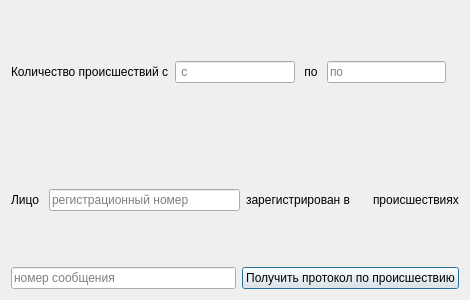
First picture: the form in Data_management/2/advanced.ui, repository lDeathlWhisperl/LETI, before the edit.
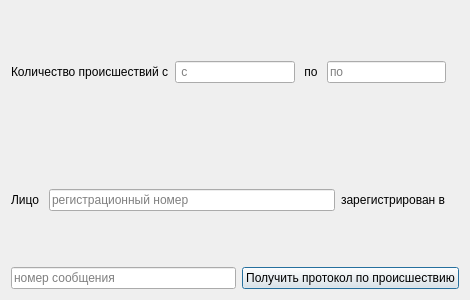
Second picture: the form after the edit.

The edit to the form file:
```diff
--- a/Data_management/2/advanced.ui
+++ b/Data_management/2/advanced.ui
@@ -78,7 +78,7 @@
      <item>
       <widget class="QLabel" name="label_4">
        <property name="text">
-        <string>зарегистрирован в </string>
+        <string>зарегистрирован в</string>
        </property>
       </widget>
      </item>
@@ -89,13 +89,6 @@
        </property>
       </widget>
      </item>
-     <item>
-      <widget class="QLabel" name="label_6">
-       <property name="text">
-        <string>происшествиях</string>
-       </property>
-      </widget>
-     </item>
     </layout>
    </item>
    <item>
```
